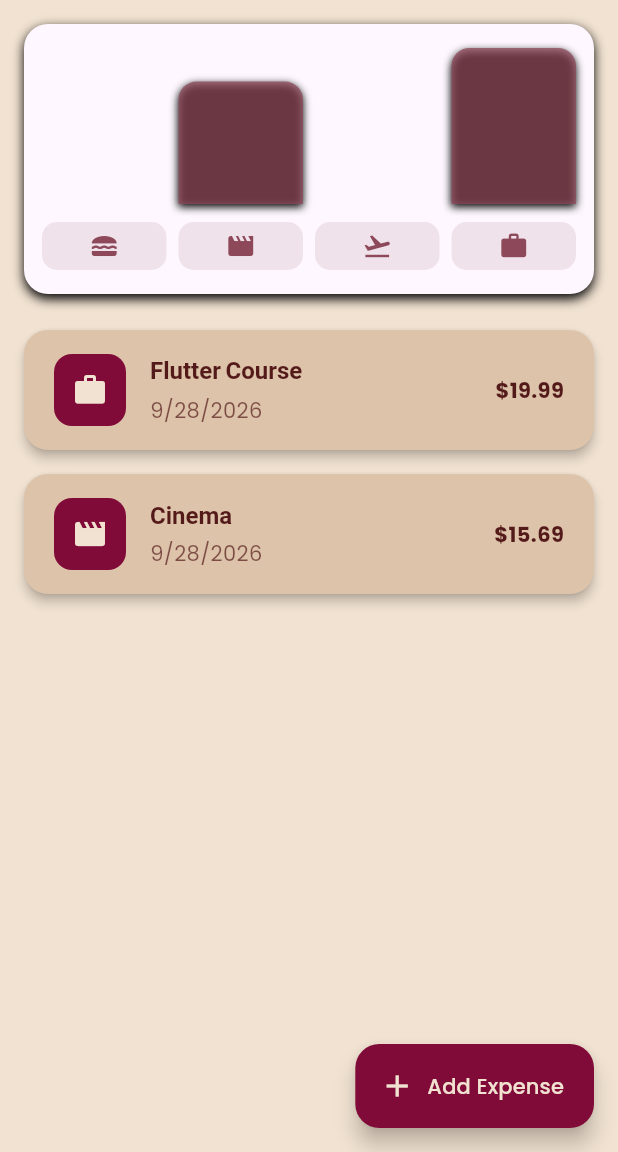
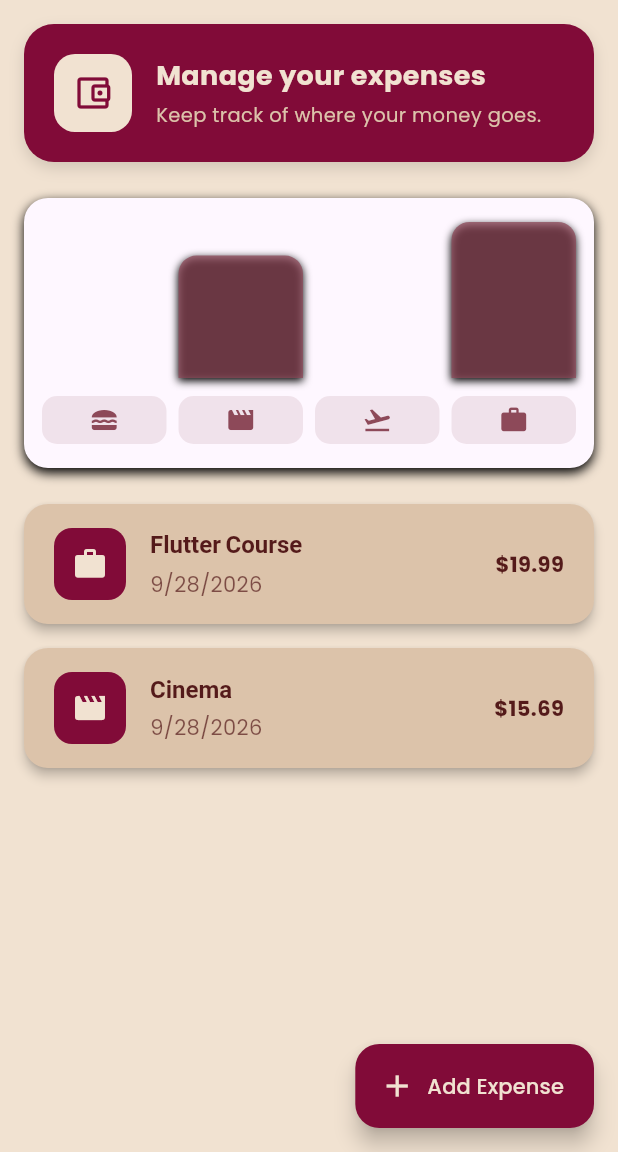
Before and after one commit to kylamurakami/CSIT284-Dacula, a Flutter app: the screen it shows after launch, on a phone screen of 412 x 824 dp, the part 84-1236 px from its top. Run offline on Flutter 3.47's test engine with Material 3 defaults, Android fonts, the phone set to English and light mode, and no system bars; our stand-ins replace google_fonts.

Commit message:
Add expense tracker welcome card

```diff
--- a/expense_tracker/lib/widgets/expenses.dart
+++ b/expense_tracker/lib/widgets/expenses.dart
@@ -162,6 +162,62 @@ class _ExpensesState extends State<Expenses> {
       ),
       body: Column(
         children: [
+          Container(
+            width: double.infinity,
+            margin: const EdgeInsets.fromLTRB(16, 16, 16, 8),
+            padding: const EdgeInsets.all(20),
+            decoration: BoxDecoration(
+              color: const Color(0xFF810B38),
+              borderRadius: BorderRadius.circular(20),
+              boxShadow: const [
+                BoxShadow(
+                  color: Color(0x22000000),
+                  blurRadius: 8,
+                  offset: Offset(0, 4),
+                ),
+              ],
+            ),
+            child: Row(
+              children: [
+                Container(
+                  padding: const EdgeInsets.all(12),
+                  decoration: BoxDecoration(
+                    color: const Color(0xFFF1E2D1),
+                    borderRadius: BorderRadius.circular(14),
+                  ),
+                  child: const Icon(
+                    Icons.account_balance_wallet_outlined,
+                    size: 28,
+                    color: Color(0xFF810B38),
+                  ),
+                ),
+                const SizedBox(width: 16),
+                const Expanded(
+                  child: Column(
+                    crossAxisAlignment: CrossAxisAlignment.start,
+                    children: [
+                      Text(
+                        'Manage your expenses',
+                        style: TextStyle(
+                          color: Color(0xFFF1E2D1),
+                          fontSize: 18,
+                          fontWeight: FontWeight.bold,
+                        ),
+                      ),
+                      SizedBox(height: 4),
+                      Text(
+                        'Keep track of where your money goes.',
+                        style: TextStyle(
+                          color: Color(0xFFDCC3AA),
+                          fontSize: 13,
+                        ),
+                      ),
+                    ],
+                  ),
+                ),
+              ],
+            ),
+          ),
           Chart(expenses: _registeredExpenses),
           Expanded(
             child: mainContent,
```
